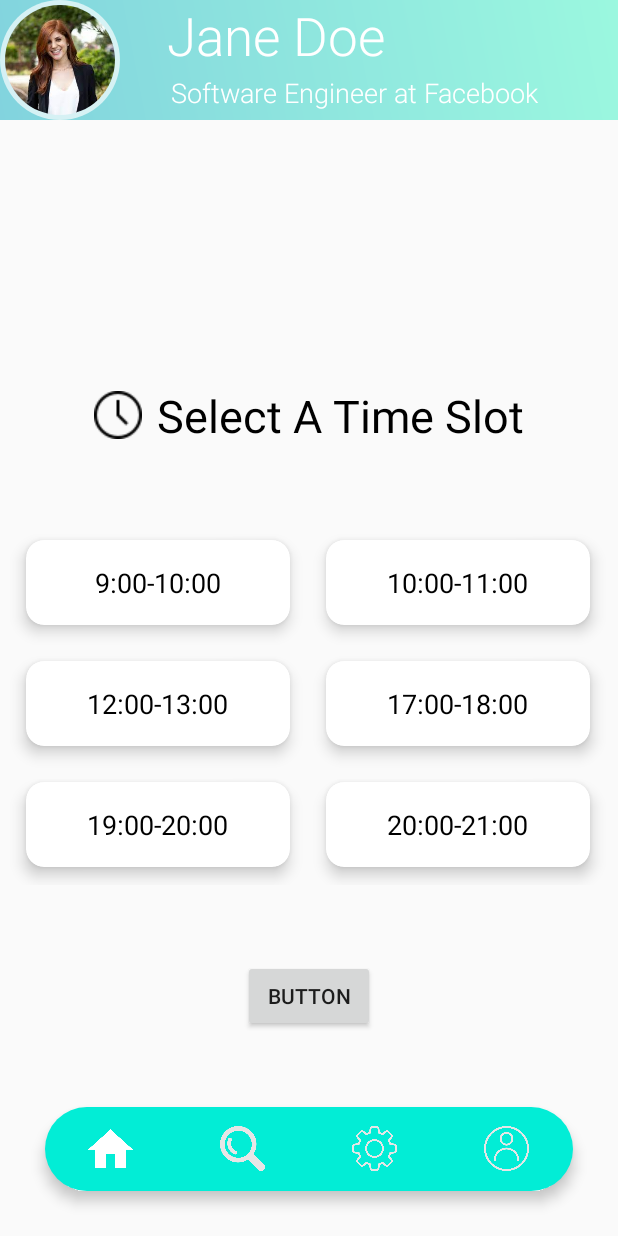
After one commit to evialv/Computer_Human_Interaction_Project, an Android app: the TimeSlots screen opened directly, with no data from a screen before it, on a phone screen of 412 x 824 dp. The commit adds this screen. Run offline under Robolectric (Android 15) with nearby library versions, the phone set to English and light mode, and no system bars; our stand-ins replace CircleImageView.

Commit message:
adding timeslots

```diff
--- a/app/build.gradle
+++ b/app/build.gradle
@@ -41,6 +41,7 @@ android {
 dependencies {
 
     implementation "org.jetbrains.kotlin:kotlin-stdlib:$kotlin_version"
+    implementation "androidx.cardview:cardview:1.0.0"
     implementation 'androidx.core:core-ktx:1.5.0'
     implementation 'androidx.appcompat:appcompat:1.3.0'
     implementation 'com.google.android.material:material:1.3.0'
--- a/app/src/main/AndroidManifest.xml
+++ b/app/src/main/AndroidManifest.xml
@@ -9,7 +9,8 @@
         android:roundIcon="@mipmap/ic_launcher_round"
         android:supportsRtl="true"
         android:theme="@style/Theme.Project_chi">
-        <activity android:name=".CalendarBooking"></activity>
+        <activity android:name=".TimeSlots"></activity>
+        <activity android:name=".CalendarBooking" />
         <activity android:name=".ProfessionalActivity" />
         <activity android:name=".ProfilesActivity" />
         <activity android:name=".MainActivity">
--- a/app/src/main/java/com/example/project_chi/CalendarBooking.kt
+++ b/app/src/main/java/com/example/project_chi/CalendarBooking.kt
@@ -1,7 +1,7 @@
 package com.example.project_chi
 import android.os.Bundle
 import android.widget.CalendarView
-import android.widget.Toast
+
 import androidx.appcompat.app.AppCompatActivity
 import com.example.project_chi.R
 //import kotlinx.android.synthetic.main.activity_calendar_booking.*
@@ -13,18 +13,6 @@ class CalendarBooking : AppCompatActivity() {
         super.onCreate(savedInstanceState)
         setContentView(R.layout.activity_calendar_booking)
 
-        var calendar_view = findViewById<CalendarView>(R.id.calendar_view)
-
-        calendar_view.setOnDateChangeListener(object : CalendarView.OnDateChangeListener {
-            override fun onSelectedDayChange(p0: CalendarView, p1: Int, p2: Int, p3: Int) {
-                Toast.makeText(
-                    this@CalendarBooking,
-                    "The selected date is $p3.${p2 + 1}.$p1",
-                    Toast.LENGTH_SHORT
-                ).show()
-            }
-        })
-
     }
 
 }
--- /dev/null
+++ b/app/src/main/java/com/example/project_chi/TimeSlots.kt
@@ -0,0 +1,11 @@
+package com.example.project_chi
+
+import androidx.appcompat.app.AppCompatActivity
+import android.os.Bundle
+
+class TimeSlots : AppCompatActivity() {
+    override fun onCreate(savedInstanceState: Bundle?) {
+        super.onCreate(savedInstanceState)
+        setContentView(R.layout.activity_time_slots)
+    }
+}
--- a/app/src/main/res/layout/activity_calendar_booking.xml
+++ b/app/src/main/res/layout/activity_calendar_booking.xml
@@ -7,6 +7,21 @@
     android:layout_height="match_parent"
     tools:context=".CalendarBooking"
     android:id="@+id/CalendarBooking">
+    <com.google.android.material.bottomnavigation.BottomNavigationView
+        android:id="@+id/bottomNavigation"
+        android:layout_width="match_parent"
+        android:layout_height="wrap_content"
+        android:layout_margin="30dp"
+        android:layout_marginBottom="675dp"
+        android:background="@drawable/button_background"
+        app:elevation="5dp"
+        app:itemIconSize="30dp"
+        app:itemIconTint="@drawable/item_selector"
+        app:labelVisibilityMode="unlabeled"
+        app:layout_constraintBottom_toBottomOf="parent"
+        app:layout_constraintEnd_toEndOf="parent"
+        app:layout_constraintStart_toStartOf="parent"
+        app:menu="@menu/menu_items" />
 
     <LinearLayout
         android:id="@+id/linearLayout2"
@@ -75,16 +90,19 @@
         tools:layout_editor_absoluteX="0dp"
         tools:layout_editor_absoluteY="0dp">
 
+
         <TextView
             android:id="@+id/pick_date"
             android:layout_width="match_parent"
             android:layout_height="wrap_content"
             android:layout_marginTop="100dp"
+            android:drawableLeft="@drawable/clock"
+            android:drawablePadding="10dp"
             android:text="Pick a Date"
             android:textAlignment="center"
             android:textColor="@color/black"
-            android:textSize="30sp" />
-
+            android:textSize="30sp"
+            app:drawableLeftCompat="@drawable/email_24" />
 
         <RelativeLayout
             android:id="@+id/relativeLayout"
--- /dev/null
+++ b/app/src/main/res/layout/activity_time_slots.xml
@@ -0,0 +1,338 @@
+<?xml version="1.0" encoding="utf-8"?>
+<androidx.constraintlayout.widget.ConstraintLayout xmlns:android="http://schemas.android.com/apk/res/android"
+    xmlns:app="http://schemas.android.com/apk/res-auto"
+    xmlns:tools="http://schemas.android.com/tools"
+    android:id="@+id/timeslots"
+    android:layout_width="match_parent"
+    android:layout_height="match_parent"
+    android:orientation="vertical"
+    tools:context=".TimeSlots">
+
+    <RelativeLayout
+        android:id="@+id/rellayout1"
+        android:layout_width="match_parent"
+        android:layout_height="wrap_content"
+        android:background="@drawable/grad"
+        app:layout_constraintEnd_toEndOf="parent"
+        app:layout_constraintStart_toStartOf="parent"
+        app:layout_constraintTop_toTopOf="parent">
+
+        <RelativeLayout
+            android:id="@+id/image"
+            android:layout_width="wrap_content"
+            android:layout_height="wrap_content"
+            android:layout_centerHorizontal="true"
+            android:layout_marginTop="20dp"
+            android:background="@drawable/circle_border">
+
+        </RelativeLayout>
+
+        <de.hdodenhof.circleimageview.CircleImageView
+            android:id="@+id/profile_pic"
+            android:layout_width="80dp"
+            android:layout_height="80dp"
+            android:layout_gravity="center"
+            android:background="@drawable/circle"
+            android:padding="3dp"
+            android:src="@drawable/prof2" />
+
+        <TextView
+            android:id="@+id/profName"
+            android:layout_width="226dp"
+            android:layout_height="43dp"
+            android:layout_alignStart="@+id/image"
+            android:layout_alignEnd="@+id/image"
+            android:layout_marginStart="-150dp"
+            android:layout_marginEnd="-106dp"
+            android:fontFamily="sans-serif-light"
+
+            android:text="Jane Doe"
+            android:textAlignment="center"
+            android:textColor="@color/white"
+            android:textSize="35sp" />
+
+        <TextView
+            android:id="@+id/profDesc"
+            android:layout_width="410dp"
+            android:layout_height="wrap_content"
+            android:layout_below="@+id/image"
+            android:layout_alignBottom="@+id/profName"
+            android:layout_marginTop="29dp"
+            android:layout_marginBottom="-36dp"
+            android:layout_marginLeft="60dp"
+            android:fontFamily="sans-serif-light"
+            android:text="Software Engineer at Facebook"
+            android:textAlignment="center"
+            android:textColor="@color/white"
+            android:textSize="18sp" />
+
+    </RelativeLayout>
+
+    <TextView
+        android:id="@+id/pick_date"
+        android:layout_width="wrap_content"
+        android:layout_height="wrap_content"
+        android:drawableLeft="@drawable/clock_32"
+        android:drawablePadding="10dp"
+        android:text="Select A Time Slot"
+
+        android:textAlignment="center"
+        android:textColor="@color/black"
+        android:textSize="30sp"
+        app:layout_constraintBottom_toTopOf="@+id/scrollView2"
+        app:layout_constraintEnd_toEndOf="parent"
+        app:layout_constraintStart_toStartOf="parent"
+        app:layout_constraintTop_toBottomOf="@+id/rellayout1"
+        app:layout_constraintVertical_bias="0.776" />
+
+    <com.google.android.material.bottomnavigation.BottomNavigationView
+        android:id="@+id/bottomNav"
+        android:layout_width="match_parent"
+        android:layout_height="wrap_content"
+        android:layout_margin="30dp"
+        android:layout_marginBottom="675dp"
+        android:background="@drawable/button_background"
+        app:elevation="5dp"
+        app:itemIconSize="30dp"
+        app:itemIconTint="@drawable/item_selector"
+        app:labelVisibilityMode="unlabeled"
+        app:layout_constraintBottom_toBottomOf="@+id/timeslots"
+        app:layout_constraintEnd_toEndOf="parent"
+        app:layout_constraintStart_toStartOf="parent"
+        app:menu="@menu/menu_items" />
+
+    <ScrollView
+        android:id="@+id/scrollView2"
+        android:layout_width="400dp"
+
+        android:layout_height="wrap_content"
+        android:layout_marginBottom="148dp"
+        app:layout_constraintBottom_toTopOf="@+id/bottomNav"
+        app:layout_constraintEnd_toEndOf="parent"
+
+        app:layout_constraintHorizontal_bias="0.454"
+        app:layout_constraintStart_toStartOf="parent">
+
+        <GridLayout
+            android:layout_width="match_parent"
+            android:layout_height="wrap_content"
+            android:alignmentMode="alignMargins"
+            android:columnCount="2"
+            android:columnOrderPreserved="false"
+            android:rowCount="3">
+
+            <androidx.cardview.widget.CardView
+                android:layout_width="wrap_content"
+                android:layout_height="wrap_content"
+                android:layout_rowWeight="1"
+                android:layout_columnWeight="1"
+                android:layout_margin="12dp"
+                app:cardCornerRadius="12dp"
+                app:cardElevation="6dp"
+
+                >
+
+                <LinearLayout
+                    android:layout_width="match_parent"
+                    android:layout_height="match_parent"
+                    android:layout_row="0"
+                    android:layout_column="0"
+                    android:gravity="center"
+                    android:orientation="vertical"
+                    android:padding="16dp">
+
+                    <TextView
+                        android:layout_width="wrap_content"
+                        android:layout_height="wrap_content"
+                        android:text="9:00-10:00"
+                        android:textColor="@color/black"
+                        android:textSize="18sp">
+
+                    </TextView>
+
+                </LinearLayout>
+
+            </androidx.cardview.widget.CardView>
+
+            <androidx.cardview.widget.CardView
+                android:layout_width="wrap_content"
+                android:layout_height="wrap_content"
+                android:layout_rowWeight="1"
+                android:layout_columnWeight="1"
+                android:layout_margin="12dp"
+                app:cardCornerRadius="12dp"
+                app:cardElevation="6dp"
+
+                >
+
+                <LinearLayout
+                    android:layout_width="match_parent"
+                    android:layout_height="match_parent"
+                    android:layout_row="0"
+                    android:layout_column="0"
+                    android:gravity="center"
+                    android:orientation="vertical"
+                    android:padding="16dp">
+
+                    <TextView
+                        android:layout_width="wrap_content"
+                        android:layout_height="wrap_content"
+                        android:text="10:00-11:00"
+                        android:textColor="@color/black"
+                        android:textSize="18sp">
+
+                    </TextView>
+
+                </LinearLayout>
+
+            </androidx.cardview.widget.CardView>
+
+            <androidx.cardview.widget.CardView
+                android:layout_width="wrap_content"
+                android:layout_height="wrap_content"
+                android:layout_rowWeight="1"
+                android:layout_columnWeight="1"
+                android:layout_margin="12dp"
+                app:cardCornerRadius="12dp"
+                app:cardElevation="6dp"
+
+                >
+
+                <LinearLayout
+                    android:layout_width="match_parent"
+                    android:layout_height="match_parent"
+                    android:layout_row="0"
+                    android:layout_column="0"
+                    android:gravity="center"
+                    android:orientation="vertical"
+                    android:padding="16dp">
+
+                    <TextView
+                        android:layout_width="wrap_content"
+                        android:layout_height="wrap_content"
+                        android:text="12:00-13:00"
+                        android:textColor="@color/black"
+                        android:textSize="18sp">
+
+                    </TextView>
+
+                </LinearLayout>
+
+            </androidx.cardview.widget.CardView>
+
+            <androidx.cardview.widget.CardView
+                android:layout_width="wrap_content"
+                android:layout_height="wrap_content"
+                android:layout_rowWeight="1"
+                android:layout_columnWeight="1"
+                android:layout_margin="12dp"
+                app:cardCornerRadius="12dp"
+                app:cardElevation="6dp"
+
+                >
+
+                <LinearLayout
+                    android:layout_width="match_parent"
+                    android:layout_height="match_parent"
+                    android:layout_row="0"
+                    android:layout_column="0"
+                    android:gravity="center"
+                    android:orientation="vertical"
+                    android:padding="16dp">
+
+                    <TextView
+                        android:layout_width="wrap_content"
+                        android:layout_height="wrap_content"
+                        android:text="17:00-18:00"
+                        android:textColor="@color/black"
+                        android:textSize="18sp">
+
+                    </TextView>
+
+                </LinearLayout>
+
+            </androidx.cardview.widget.CardView>
+
+            <androidx.cardview.widget.CardView
+                android:layout_width="wrap_content"
+                android:layout_height="wrap_content"
+                android:layout_rowWeight="1"
+                android:layout_columnWeight="1"
+                android:layout_margin="12dp"
+                app:cardCornerRadius="12dp"
+                app:cardElevation="6dp"
+
+                >
+
+                <LinearLayout
+                    android:layout_width="match_parent"
+                    android:layout_height="match_parent"
+                    android:layout_row="0"
+                    android:layout_column="0"
+                    android:gravity="center"
+                    android:orientation="vertical"
+                    android:padding="16dp">
+
+                    <TextView
+                        android:layout_width="wrap_content"
+                        android:layout_height="wrap_content"
+                        android:text="19:00-20:00"
+                        android:textColor="@color/black"
+                        android:textSize="18sp">
+
+                    </TextView>
+
+                </LinearLayout>
+
+            </androidx.cardview.widget.CardView>
+
+            <androidx.cardview.widget.CardView
+                android:layout_width="wrap_content"
+                android:layout_height="wrap_content"
+                android:layout_rowWeight="1"
+                android:layout_columnWeight="1"
+                android:layout_margin="12dp"
+                app:cardCornerRadius="12dp"
+                app:cardElevation="6dp"
+
+                >
+
+                <LinearLayout
+                    android:layout_width="match_parent"
+                    android:layout_height="match_parent"
+                    android:layout_row="0"
+                    android:layout_column="0"
+                    android:gravity="center"
+                    android:orientation="vertical"
+                    android:padding="16dp">
+
+                    <TextView
+                        android:layout_width="wrap_content"
+                        android:layout_height="wrap_content"
+                        android:text="20:00-21:00"
+                        android:textColor="@color/black"
+                        android:textSize="18sp">
+
+                    </TextView>
+
+                </LinearLayout>
+
+            </androidx.cardview.widget.CardView>
+
+
+        </GridLayout>
+
+    </ScrollView>
+
+    <Button
+        android:id="@+id/button3"
+        android:layout_width="wrap_content"
+        android:layout_height="wrap_content"
+        android:text="Button"
+        app:layout_constraintBottom_toTopOf="@+id/bottomNav"
+        app:layout_constraintEnd_toEndOf="parent"
+        app:layout_constraintStart_toStartOf="parent"
+        app:layout_constraintTop_toBottomOf="@+id/scrollView2" />
+
+
+</androidx.constraintlayout.widget.ConstraintLayout>
--- /dev/null
+++ b/app/src/main/res/layout/available_dates_item_layout.xml
@@ -0,0 +1,26 @@
+<?xml version="1.0" encoding="utf-8"?>
+<androidx.cardview.widget.CardView xmlns:android="http://schemas.android.com/apk/res/android"
+    xmlns:app="http://schemas.android.com/apk/res-auto"
+    android:id="@+id/card_view"
+    android:layout_width="match_parent"
+    android:layout_height="wrap_content"
+
+    app:cardUseCompatPadding="true">
+
+    <LinearLayout
+        android:layout_width="match_parent"
+        android:layout_height="wrap_content"
+        android:orientation="vertical"
+        android:padding="8dp">
+
+        <TextView
+            android:id="@+id/hour"
+            android:layout_width="match_parent"
+            android:layout_height="wrap_content"
+            android:textAlignment="center"
+            android:textStyle="bold" />
+
+
+    </LinearLayout>
+
+</androidx.cardview.widget.CardView>
```
Also changed, not shown: app/src/main/res/drawable/clock.png (added), app/src/main/res/drawable/clock_32.png (added), app/src/main/res/drawable/clock_32_cyan.png (added), app/src/main/res/drawable/clock_64.png (added).
